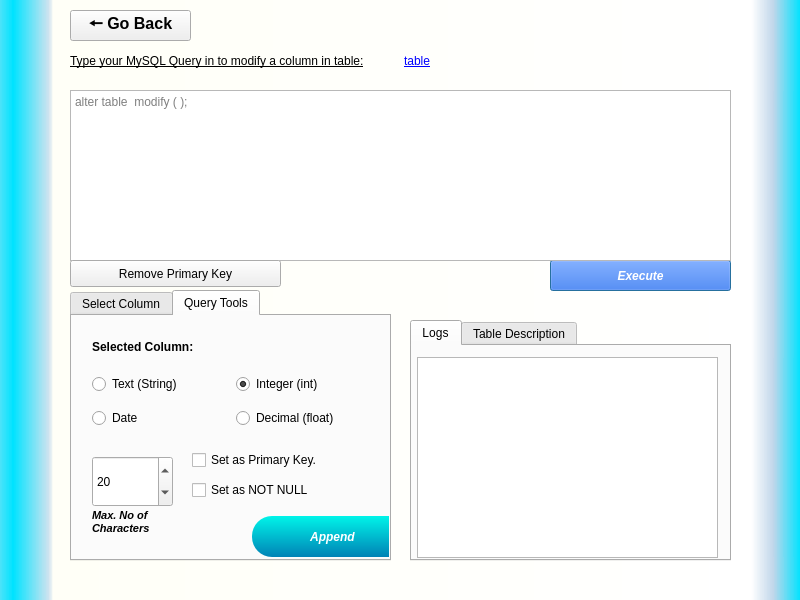
The window that modify_TB_column.ui (adiii-ui/MySQL-Frontend) describes before a commit, drawn with Qt 5.
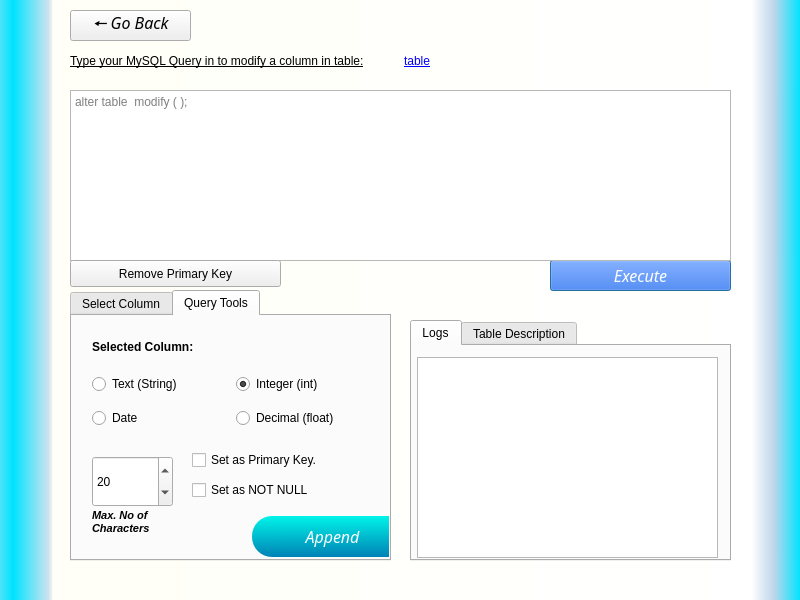
The same window after the commit. The open tabs and pages were chosen to show the change. Icons and pictures are not drawn.

The edit to the form file:
```diff
--- a/modify_TB_column.ui
+++ b/modify_TB_column.ui
@@ -66,9 +66,11 @@
     </property>
     <property name="font">
      <font>
-      <weight>75</weight>
+      <family>Segoe UI Semibold</family>
+      <pointsize>12</pointsize>
+      <weight>8</weight>
       <italic>true</italic>
-      <bold>true</bold>
+      <bold>false</bold>
      </font>
     </property>
     <property name="cursor">
@@ -103,9 +105,11 @@
     </property>
     <property name="font">
      <font>
+      <family>Segoe UI Semibold</family>
       <pointsize>12</pointsize>
-      <weight>75</weight>
-      <bold>true</bold>
+      <weight>8</weight>
+      <italic>true</italic>
+      <bold>false</bold>
      </font>
     </property>
     <property name="cursor">
@@ -117,6 +121,9 @@
     <property name="tabletTracking">
      <bool>true</bool>
     </property>
+    <property name="styleSheet">
+     <string notr="true">font: 63 italic 12pt &quot;Segoe UI Semibold&quot;;</string>
+    </property>
     <property name="text">
      <string>🠔 Go Back</string>
     </property>
@@ -414,9 +421,11 @@
       </property>
       <property name="font">
        <font>
-        <weight>75</weight>
+        <family>Segoe UI Semibold</family>
+        <pointsize>12</pointsize>
+        <weight>8</weight>
         <italic>true</italic>
-        <bold>true</bold>
+        <bold>false</bold>
        </font>
       </property>
       <property name="cursor">
```
Left out of the diff: 10 changed lines with no effect on the pictures.
